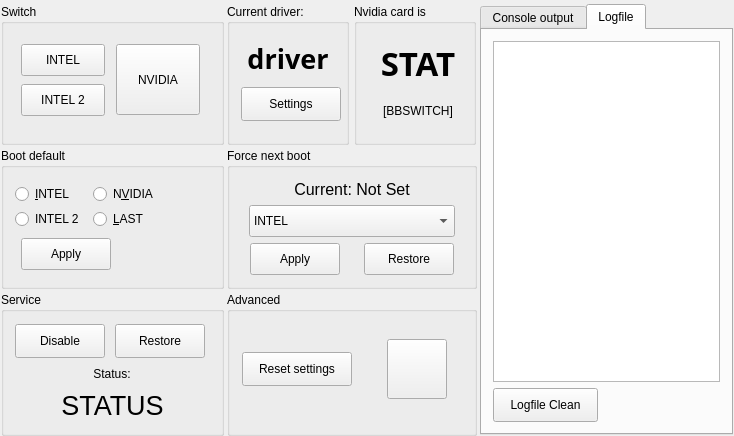
Before: the Qt Designer form src/mainwindow.ui in simopil/SUSEPrimeQt, drawn with Qt 5.
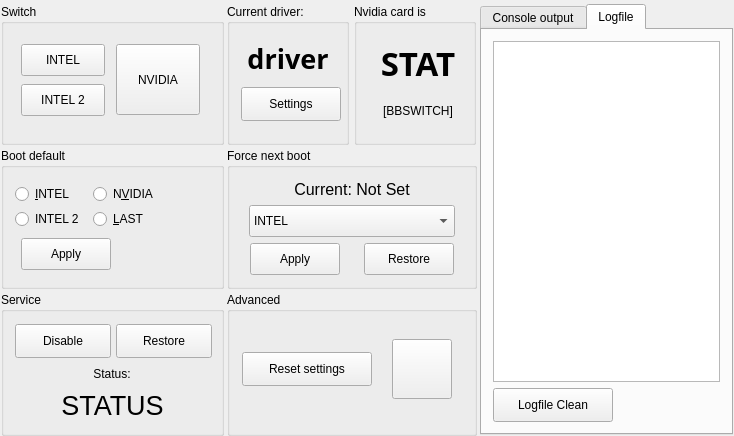
After: the same form once the commit is applied. The open tabs and pages were chosen to show the change. Icons and pictures are not drawn.

Commit message: Tuned new German translation ( @vinzv ) * Buttons dimension adjusted

The edit to the form file:
```diff
--- a/src/mainwindow.ui
+++ b/src/mainwindow.ui
@@ -985,13 +985,13 @@
           </property>
           <property name="minimumSize">
            <size>
-            <width>105</width>
+            <width>120</width>
             <height>34</height>
            </size>
           </property>
           <property name="maximumSize">
            <size>
-            <width>105</width>
+            <width>120</width>
             <height>34</height>
            </size>
           </property>
@@ -1087,13 +1087,13 @@
          </property>
          <property name="minimumSize">
           <size>
-           <width>90</width>
+           <width>96</width>
            <height>34</height>
           </size>
          </property>
          <property name="maximumSize">
           <size>
-           <width>90</width>
+           <width>96</width>
            <height>34</height>
           </size>
          </property>
@@ -1124,13 +1124,13 @@
          </property>
          <property name="minimumSize">
           <size>
-           <width>90</width>
+           <width>96</width>
            <height>34</height>
           </size>
          </property>
          <property name="maximumSize">
           <size>
-           <width>90</width>
+           <width>96</width>
            <height>34</height>
           </size>
          </property>
@@ -1278,7 +1278,7 @@
         <rect>
          <x>15</x>
          <y>60</y>
-         <width>110</width>
+         <width>130</width>
          <height>34</height>
         </rect>
        </property>
@@ -1290,13 +1290,13 @@
        </property>
        <property name="minimumSize">
         <size>
-         <width>110</width>
+         <width>130</width>
          <height>34</height>
         </size>
        </property>
        <property name="maximumSize">
         <size>
-         <width>110</width>
+         <width>130</width>
          <height>34</height>
         </size>
        </property>
@@ -1319,7 +1319,7 @@
       <widget class="QPushButton" name="about_but">
        <property name="geometry">
         <rect>
-         <x>160</x>
+         <x>165</x>
          <y>47</y>
          <width>60</width>
          <height>60</height>
```
Left out of the diff: 4 changed lines with no effect on the pictures. The commit also changes 7 other files.
